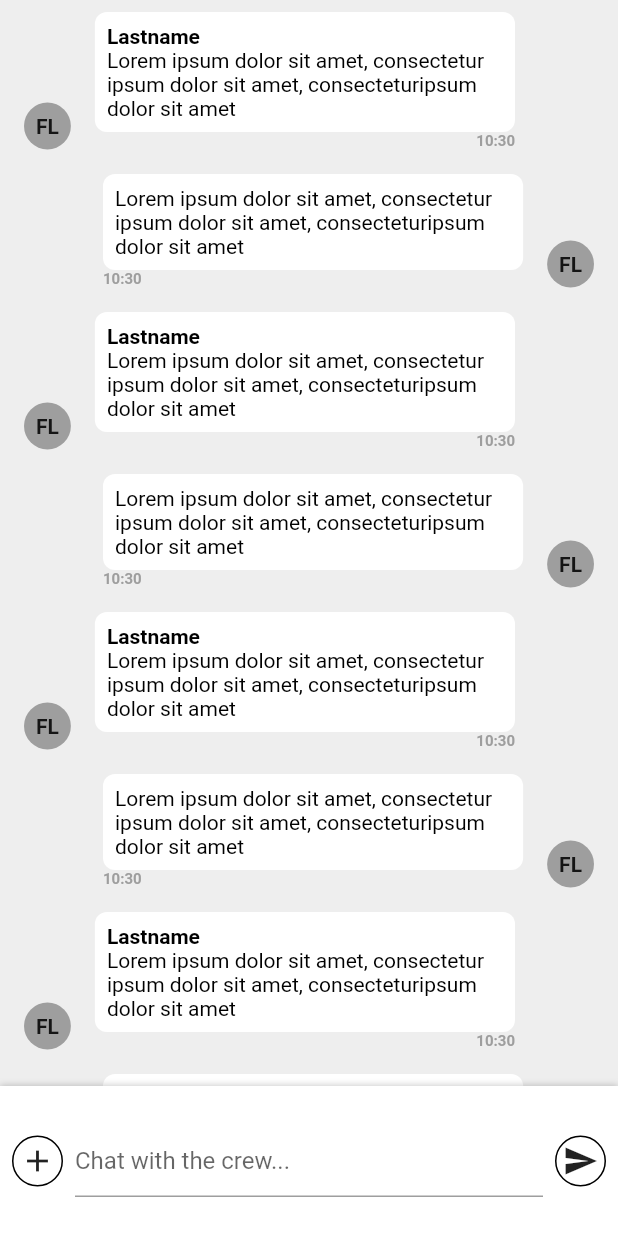
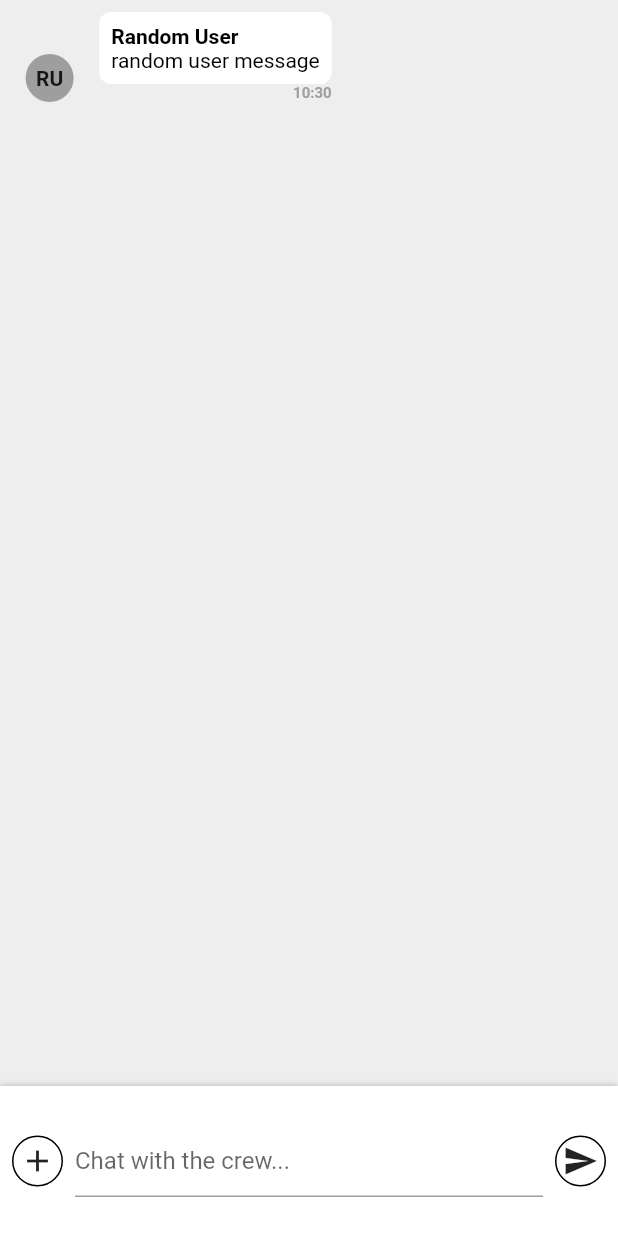
Before and after one commit to TesteurManiak/bstevr_assessment, a Flutter app: the screen it shows after launch, scrolled down 104 dp, after a tap on the "add" icon, on a phone screen of 412 x 824 dp. Run offline on Flutter 3.47's test engine with Material 2 defaults, Android fonts, the phone set to English and light mode, and no system bars.

Commit message:
fixed message alignment and added methods to send

```diff
--- a/chat_screen/lib/ui/chat_screen/chat_screen.dart
+++ b/chat_screen/lib/ui/chat_screen/chat_screen.dart
@@ -10,18 +10,7 @@ class ChatScreen extends StatefulWidget {
 
 class _ChatScreenState extends State<ChatScreen>
     with SingleTickerProviderStateMixin {
-  final _messages = List<MessageModel>.generate(
-    20,
-    (index) => MessageModel(
-      senderName: 'Lastname',
-      initials: 'FL',
-      message:
-          'Lorem ipsum dolor sit amet, consectetur ipsum dolor sit amet, consecteturipsum dolor sit amet',
-      date: DateTime.now(),
-      alignment:
-          index % 2 == 0 ? MessageAlignment.left : MessageAlignment.right,
-    ),
-  );
+  final _messages = <MessageModel>[];
 
   int _currentTabIndex = 0;
 
@@ -30,6 +19,32 @@ class _ChatScreenState extends State<ChatScreen>
     vsync: this,
     initialIndex: _currentTabIndex,
   );
+
+  void _submitMessage(String message) {
+    setState(() {
+      _messages.add(MessageModel(
+        senderName: 'Current User',
+        initials: 'CU',
+        message: message,
+        date: DateTime.now(),
+        alignment: MessageAlignment.right,
+      ));
+    });
+  }
+
+  void _addMessage() {
+    setState(() {
+      _messages.add(
+        MessageModel(
+          senderName: 'Random User',
+          initials: 'RU',
+          message: 'random user message',
+          date: DateTime.now(),
+          alignment: MessageAlignment.left,
+        ),
+      );
+    });
+  }
 
   @override
   void dispose() {
@@ -40,7 +55,10 @@ class _ChatScreenState extends State<ChatScreen>
   @override
   Widget build(BuildContext context) {
     return Scaffold(
-      bottomNavigationBar: MessageBottomBar(),
+      bottomNavigationBar: MessageBottomBar(
+        submitMessageCallback: _submitMessage,
+        addMessageCallback: _addMessage,
+      ),
       body: NestedScrollView(
         body: ListView(
           children: [
--- a/chat_screen/lib/ui/chat_screen/widgets/message_bottom_bar.dart
+++ b/chat_screen/lib/ui/chat_screen/widgets/message_bottom_bar.dart
@@ -4,6 +4,11 @@ import 'package:flutter/material.dart';
 const _kBarHeight = 100.0;
 
 class MessageBottomBar extends StatefulWidget with PreferredSizeWidget {
+  final Function()? addMessageCallback;
+  final Function(String)? submitMessageCallback;
+
+  MessageBottomBar({this.addMessageCallback, this.submitMessageCallback});
+
   @override
   State<StatefulWidget> createState() => _MessageBottomBarState();
 
@@ -12,6 +17,8 @@ class MessageBottomBar extends StatefulWidget with PreferredSizeWidget {
 }
 
 class _MessageBottomBarState extends State<MessageBottomBar> {
+  final _controller = TextEditingController();
+
   @override
   Widget build(BuildContext context) {
     final size = MediaQuery.of(context).size;
@@ -32,10 +39,11 @@ class _MessageBottomBarState extends State<MessageBottomBar> {
         children: [
           CustomIconBtn(
             iconData: Icons.add,
-            onPressed: () => print('add'),
+            onPressed: widget.addMessageCallback,
           ),
           Expanded(
             child: TextField(
+              controller: _controller,
               decoration: InputDecoration(
                 hintText: 'Chat with the crew...',
               ),
@@ -43,7 +51,12 @@ class _MessageBottomBarState extends State<MessageBottomBar> {
           ),
           CustomIconBtn(
             iconData: Icons.send,
-            onPressed: () => print('send'),
+            onPressed: () {
+              if (widget.submitMessageCallback != null) {
+                widget.submitMessageCallback!(_controller.text);
+                _controller.clear();
+              }
+            },
           ),
         ],
       ),
--- a/chat_screen/lib/ui/chat_screen/widgets/message_bubble.dart
+++ b/chat_screen/lib/ui/chat_screen/widgets/message_bubble.dart
@@ -24,15 +24,18 @@ class MessageBubble extends StatelessWidget {
         style: TextStyle(fontWeight: FontWeight.bold),
       ),
     );
+
     return Padding(
       padding: const EdgeInsets.symmetric(vertical: 8),
       child: Row(
         crossAxisAlignment: CrossAxisAlignment.end,
-        // mainAxisAlignment: MainAxisAlignment.,
+        mainAxisSize: MainAxisSize.min,
         children: [
           if (messageModel.alignment == MessageAlignment.left) avatar,
           if (messageModel.alignment == MessageAlignment.right) spacing,
           Expanded(
+            child: Align(
+              alignment: messageModel.alignment.toMaterialAlignment(),
               child: Column(
                 crossAxisAlignment:
                     messageModel.alignment == MessageAlignment.left
@@ -73,6 +76,7 @@ class MessageBubble extends StatelessWidget {
                 ],
               ),
             ),
+          ),
           if (messageModel.alignment == MessageAlignment.right) avatar,
           if (messageModel.alignment == MessageAlignment.left) spacing,
         ],
```
Also changed, not shown: chat_screen/lib/models/message_model.dart (+8 -0 lines). Lines whose indentation alone changed are shown as unchanged.
